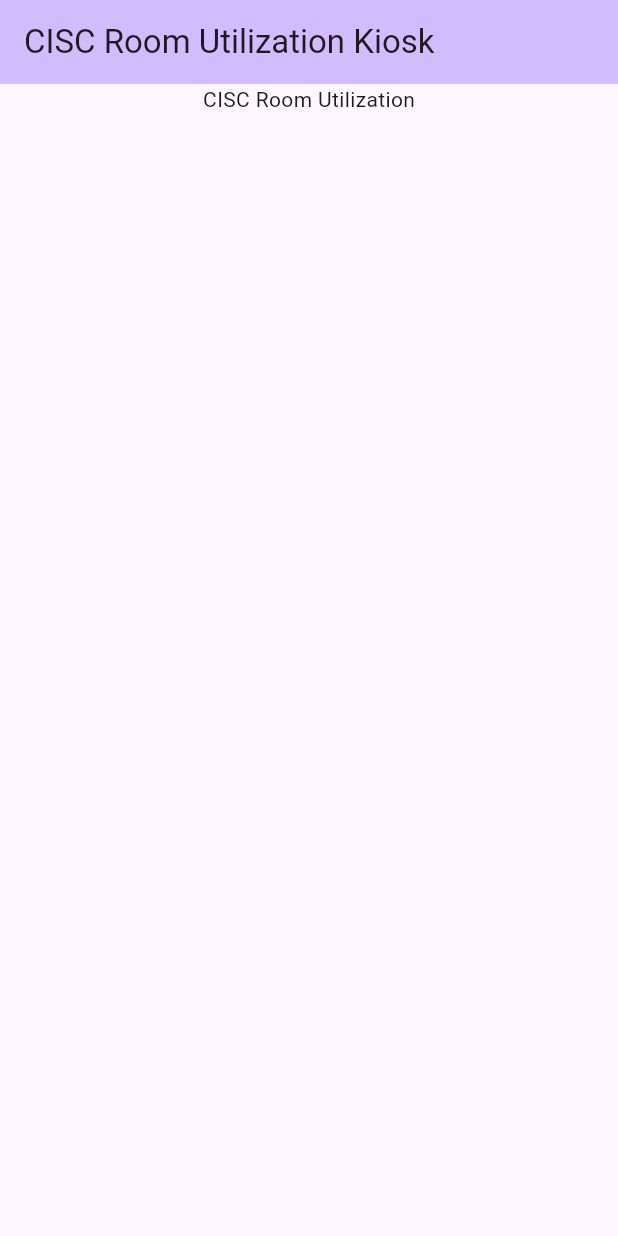
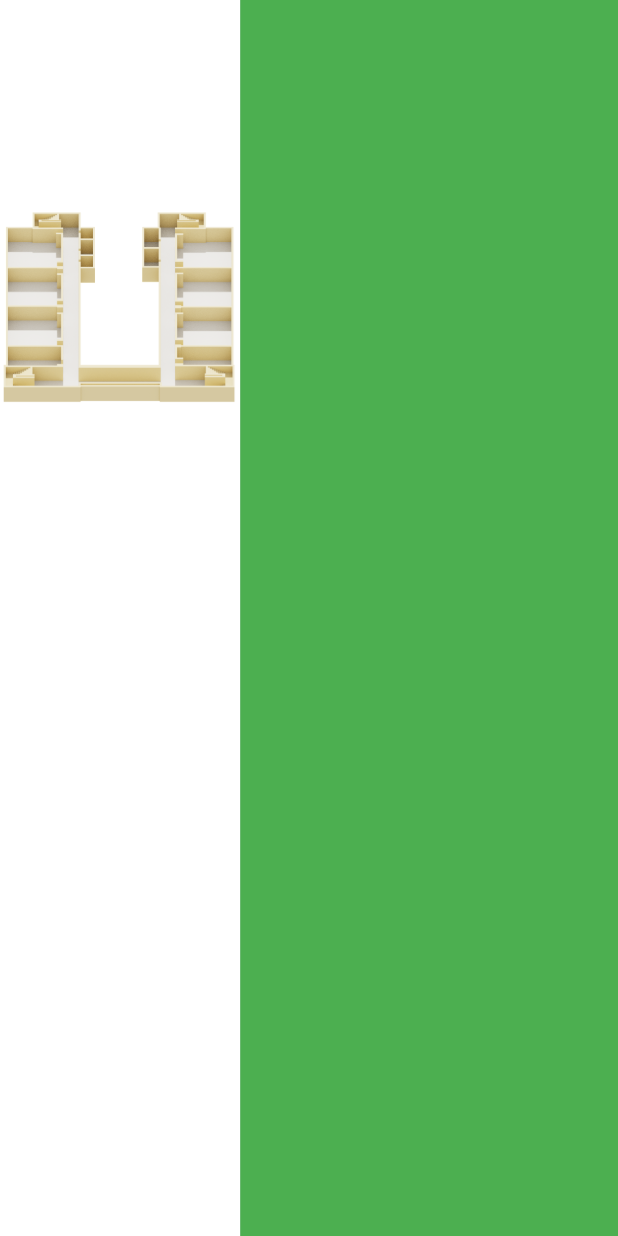
Before and after one commit to Sarausap/RoomUtilization, a Flutter app: the screen it shows after launch, on a phone screen of 412 x 824 dp. Run offline on Flutter 3.47's test engine with Material 3 defaults, Android fonts, the phone set to English and light mode, and no system bars; drawn by our look-alikes of flutter_layout_grid.

Commit message:
cisc 2nd floor image placed and temporary layout for the calendar
namali ko na unsa nako ang 2nd floor ug himo

```diff
--- a/lib/main.dart
+++ b/lib/main.dart
@@ -1,59 +1,94 @@
 import 'package:flutter/material.dart';
+import 'package:flutter_layout_grid/flutter_layout_grid.dart';
 
 void main() {
   runApp(const MyApp());
 }
 
-class MyApp extends StatelessWidget {
-  const MyApp({super.key});
+const cellRed = Color(0xffc73232);
+const cellMustard = Color(0xffd7aa22);
+const cellGrey = Color(0xffcfd4e0);
+const cellBlue = Color(0xff1553be);
+const background = Color.fromARGB(0, 36, 40, 48);
 
-  // This widget is the root of your application.
+class PietPainting extends StatelessWidget {
+  const PietPainting({Key? key}) : super(key: key);
+
   @override
   Widget build(BuildContext context) {
-    return MaterialApp(
-      title: 'CISC Room Utilization Kiosk',
-      theme: ThemeData(
+    return Container(
+      color: background,
+      child: LayoutGrid(
+        columnGap: 2,
+        rowGap: 2,
+        areas: '''
+          w w g g
+          cf2 cf2 g g
+          cf2 cf2 g g
+          ww ww g g
+        ''',
+        // A number of extension methods are provided for concise track sizing
+        columnSizes: [1.0.fr, 1.0.fr, 1.0.fr, 2.2.fr],
+        rowSizes: [
+          .5.fr,
+          1.0.fr,
+          1.0.fr,
+          .5.fr
+        ],
+        children: [
+          // Column 1
+          gridArea('r').containing(Container(color: cellRed)),
+          gridArea('y').containing(Container(color: cellMustard)),
+          // Column 2
+          gridArea('R').containing(Container(color: cellRed)),
+          // Column 3
+          gridArea('B').containing(Container(color: cellBlue)),
+          gridArea('Y').containing(Container(color: cellMustard)),
+          gridArea('g').containing(Container(color: cellGrey)),
+          // Column 4
+          gridArea('b').containing(Container(color: cellBlue)),
+          // Column 5
+          gridArea('yy').containing(Container(color: cellMustard)),
+          //new
+          gridArea('g').containing(Container(color: Colors.green)),
+          gridArea('w').containing
+            (Container(
+              color: Colors.white,
+              child: Container(
+                alignment: AlignmentDirectional.center,
+                child: Text("CISC 2nd Floor",
+                  style: TextStyle(
+                    fontSize: 30,
+                    fontWeight: FontWeight.bold
+                  ),),
+              ),)),
+          gridArea('ww').containing(Container(color: Colors.white)),
 
-        colorScheme: ColorScheme.fromSeed(seedColor: Colors.deepPurple),
-        useMaterial3: true,
+          //image
+          gridArea('cf2').containing(
+            Stack(
+              children: [
+                Image.asset('assets/images/cisc2ndfloorv2.png'),
+
+              ],
+            ),
+          ),
+        ],
       ),
-      home: const MyHomePage(title: 'CISC Room Utilization Kiosk'),
     );
   }
 }
 
-class MyHomePage extends StatefulWidget {
-  const MyHomePage({super.key, required this.title});
-
-  final String title;
+class MyApp extends StatelessWidget {
+  const MyApp({Key? key}) : super(key: key);
 
   @override
-  State<MyHomePage> createState() => _MyHomePageState();
-}
-
-class _MyHomePageState extends State<MyHomePage> {
-  @override
   Widget build(BuildContext context) {
-
-    return Scaffold(
-      appBar: AppBar(
-
-        backgroundColor: Theme.of(context).colorScheme.inversePrimary,
-
-        title: Text(widget.title),
-      ),
-      body: Center(
-
-        child: Column(
-          children: <Widget>[
-            const Text(
-              'CISC Room Utilization',
-            ),
-
-          ],
-        ),
-      ),
-
+    return WidgetsApp(
+      title: 'Layout Grid Desktop Example',
+      debugShowCheckedModeBanner: false,
+      color: Colors.white,
+      builder: (context, child) => const PietPainting(),
     );
   }
 }
--- a/pubspec.yaml
+++ b/pubspec.yaml
@@ -35,6 +35,8 @@ dependencies:
   # The following adds the Cupertino Icons font to your application.
   # Use with the CupertinoIcons class for iOS style icons.
   cupertino_icons: ^1.0.2
+  flutter_staggered_grid_view: ^0.7.0
+  flutter_layout_grid: ^2.0.6
 
 dev_dependencies:
   flutter_test:
@@ -59,7 +61,9 @@ flutter:
   uses-material-design: true
 
   # To add assets to your application, add an assets section, like this:
-  # assets:
+  assets:
+    - assets/images/cisck2ndfloor.png
+    - assets/images/cisc2ndfloorv2.png
   #   - images/a_dot_burr.jpeg
   #   - images/a_dot_ham.jpeg
 
```
Also changed, not shown: assets/images/cisc2ndfloorv2.png (added), assets/images/cisck2ndfloor.png (added).
